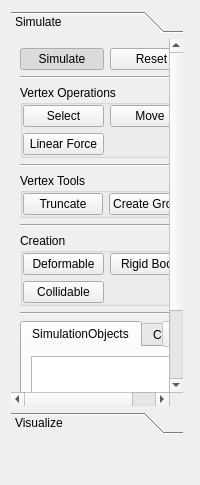
The window that src/simulation/ui/SimulationUIWidget.ui (danielroth1/CAE) describes before a commit, drawn with Qt 5.
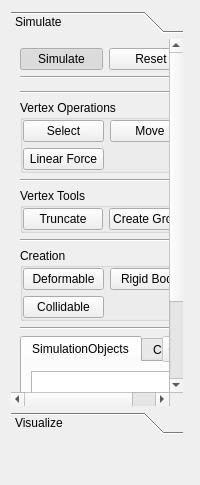
The same window after the commit. The open tabs and pages were chosen to show the change. Custom widgets are drawn as their Qt base class.

Commit message:
adds a UI tool of changing class members
* MemberAccessors provide a way of accessing members in different ways
  -> directly in memory, by a getter that returns a memory address, or by getter and setter
* QtMembersWidget can add different qt widgets to adapt members, depending on the type of the member (e.g. check boxes for bools)
* to see how to use them, see SimulationUIControl

Diff of the .ui file:
```diff
--- a/src/simulation/ui/SimulationUIWidget.ui
+++ b/src/simulation/ui/SimulationUIWidget.ui
@@ -47,7 +47,7 @@
         <x>0</x>
         <y>0</y>
         <width>194</width>
-        <height>479</height>
+        <height>494</height>
        </rect>
       </property>
       <attribute name="label">
@@ -81,7 +81,84 @@
           <property name="bottomMargin">
            <number>9</number>
           </property>
-          <item row="1" column="0" colspan="2">
+          <item row="10" column="0" colspan="2">
+           <widget class="QTabWidget" name="tabWidget">
+            <property name="currentIndex">
+             <number>0</number>
+            </property>
+            <widget class="QWidget" name="mTabSimulationObjects">
+             <attribute name="title">
+              <string>SimulationObjects</string>
+             </attribute>
+             <layout class="QGridLayout" name="gridLayout_7">
+              <item row="0" column="0">
+               <widget class="QWidget" name="widget" native="true">
+                <layout class="QGridLayout" name="gridLayout_2">
+                 <property name="leftMargin">
+                  <number>0</number>
+                 </property>
+                 <property name="topMargin">
+                  <number>0</number>
+                 </property>
+                 <property name="rightMargin">
+                  <number>0</number>
+                 </property>
+                 <property name="bottomMargin">
+                  <number>0</number>
+                 </property>
+                 <item row="3" column="0">
+                  <widget class="QPushButton" name="mRemoveSimulationObject">
+                   <property name="text">
+                    <string>Remove</string>
+                   </property>
+                  </widget>
+                 </item>
+                 <item row="2" column="0">
+                  <widget class="QListWidget" name="mListWidgetSimulationObjects"/>
+                 </item>
+                </layout>
+               </widget>
+              </item>
+             </layout>
+            </widget>
+            <widget class="QWidget" name="mTabConstraints">
+             <attribute name="title">
+              <string>Constraints</string>
+             </attribute>
+             <layout class="QGridLayout" name="gridLayout_8">
+              <item row="0" column="0">
+               <widget class="QWidget" name="widget_2" native="true">
+                <layout class="QGridLayout" name="gridLayout_6">
+                 <property name="leftMargin">
+                  <number>0</number>
+                 </property>
+                 <property name="topMargin">
+                  <number>0</number>
+                 </property>
+                 <property name="rightMargin">
+                  <number>0</number>
+                 </property>
+                 <property name="bottomMargin">
+                  <number>0</number>
+                 </property>
+                 <item row="1" column="0">
+                  <widget class="QPushButton" name="mPushButtonRemoveConstraint">
+                   <property name="text">
+                    <string>Remove</string>
+                   </property>
+                  </widget>
+                 </item>
+                 <item row="0" column="0">
+                  <widget class="QListWidget" name="mListWidgetConstraints"/>
+                 </item>
+                </layout>
+               </widget>
+              </item>
+             </layout>
+            </widget>
+           </widget>
+          </item>
+          <item row="3" column="0" colspan="2">
            <widget class="Line" name="line_5">
             <property name="orientation">
              <enum>Qt::Horizontal</enum>
@@ -102,6 +179,48 @@
            </widget>
           </item>
           <item row="6" column="0" colspan="2">
+           <widget class="QGroupBox" name="mToolsGroupBox">
+            <property name="title">
+             <string>Vertex Tools</string>
+            </property>
+            <layout class="QGridLayout" name="gridLayout_3">
+             <property name="leftMargin">
+              <number>0</number>
+             </property>
+             <property name="topMargin">
+              <number>0</number>
+             </property>
+             <property name="rightMargin">
+              <number>0</number>
+             </property>
+             <property name="bottomMargin">
+              <number>0</number>
+             </property>
+             <item row="0" column="1">
+              <widget class="QPushButton" name="mButtonCreateVertexGroup">
+               <property name="text">
+                <string>Create Group</string>
+               </property>
+              </widget>
+             </item>
+             <item row="0" column="0">
+              <widget class="QPushButton" name="mButtonTruncate">
+               <property name="text">
+                <string>Truncate</string>
+               </property>
+              </widget>
+             </item>
+            </layout>
+           </widget>
+          </item>
+          <item row="7" column="0" colspan="2">
+           <widget class="Line" name="line">
+            <property name="orientation">
+             <enum>Qt::Horizontal</enum>
+            </property>
+           </widget>
+          </item>
+          <item row="8" column="0" colspan="2">
            <widget class="QGroupBox" name="groupBox">
             <property name="title">
              <string>Creation</string>
@@ -143,7 +262,38 @@
             </layout>
            </widget>
           </item>
+          <item row="0" column="1">
+           <widget class="QPushButton" name="pushButton_3">
+            <property name="text">
+             <string>Reset</string>
+            </property>
+           </widget>
+          </item>
+          <item row="5" column="0" colspan="2">
+           <widget class="Line" name="line_3">
+            <property name="orientation">
+             <enum>Qt::Horizontal</enum>
+            </property>
+           </widget>
+          </item>
+          <item row="11" column="0" colspan="2">
+           <widget class="Line" name="line_4">
+            <property name="orientation">
+             <enum>Qt::Horizontal</enum>
+            </property>
+           </widget>
+          </item>
           <item row="2" column="0" colspan="2">
+           <widget class="QtMembersWidget" name="mMembersWidget" native="true"/>
+          </item>
+          <item row="9" column="0" colspan="2">
+           <widget class="Line" name="line_2">
+            <property name="orientation">
+             <enum>Qt::Horizontal</enum>
+            </property>
+           </widget>
+          </item>
+          <item row="4" column="0" colspan="2">
            <widget class="QGroupBox" name="groupBox_2">
             <property name="title">
              <string>Vertex Operations</string>
@@ -194,148 +344,8 @@
             </layout>
            </widget>
           </item>
-          <item row="0" column="1">
-           <widget class="QPushButton" name="pushButton_3">
-            <property name="text">
-             <string>Reset</string>
-            </property>
-           </widget>
-          </item>
-          <item row="3" column="0" colspan="2">
-           <widget class="Line" name="line_3">
-            <property name="orientation">
-             <enum>Qt::Horizontal</enum>
-            </property>
-           </widget>
-          </item>
-          <item row="7" column="0" colspan="2">
-           <widget class="Line" name="line_2">
-            <property name="orientation">
-             <enum>Qt::Horizontal</enum>
-            </property>
-           </widget>
-          </item>
-          <item row="4" column="0" colspan="2">
-           <widget class="QGroupBox" name="mToolsGroupBox">
-            <property name="title">
-             <string>Vertex Tools</string>
-            </property>
-            <layout class="QGridLayout" name="gridLayout_3">
-             <property name="leftMargin">
-              <number>0</number>
-             </property>
-             <property name="topMargin">
-              <number>0</number>
-             </property>
-             <property name="rightMargin">
-              <number>0</number>
-             </property>
-             <property name="bottomMargin">
-              <number>0</number>
-             </property>
-             <item row="0" column="1">
-              <widget class="QPushButton" name="mButtonCreateVertexGroup">
-               <property name="text">
-                <string>Create Group</string>
-               </property>
-              </widget>
-             </item>
-             <item row="0" column="0">
-              <widget class="QPushButton" name="mButtonTruncate">
-               <property name="text">
-                <string>Truncate</string>
-               </property>
-              </widget>
-             </item>
-            </layout>
-           </widget>
-          </item>
-          <item row="5" column="0" colspan="2">
-           <widget class="Line" name="line">
-            <property name="orientation">
-             <enum>Qt::Horizontal</enum>
-            </property>
-           </widget>
-          </item>
-          <item row="8" column="0" colspan="2">
-           <widget class="QTabWidget" name="tabWidget">
-            <property name="currentIndex">
-             <number>0</number>
-            </property>
-            <widget class="QWidget" name="mTabSimulationObjects">
-             <attribute name="title">
-              <string>SimulationObjects</string>
-             </attribute>
-             <layout class="QGridLayout" name="gridLayout_7">
-              <item row="0" column="0">
-               <widget class="QWidget" name="widget" native="true">
-                <layout class="QGridLayout" name="gridLayout_2">
-                 <property name="leftMargin">
-                  <number>0</number>
-                 </property>
-                 <property name="topMargin">
-                  <number>0</number>
-                 </property>
-                 <property name="rightMargin">
-                  <number>0</number>
-                 </property>
-                 <property name="bottomMargin">
-                  <number>0</number>
-                 </property>
-                 <item row="3" column="0">
-                  <widget class="QPushButton" name="mRemoveSimulationObject">
-                   <property name="text">
-                    <string>Remove</string>
-                   </property>
-                  </widget>
-                 </item>
-                 <item row="2" column="0">
-                  <widget class="QListWidget" name="mListWidgetSimulationObjects"/>
-                 </item>
-                </layout>
-               </widget>
-              </item>
-             </layout>
-            </widget>
-            <widget class="QWidget" name="mTabConstraints">
-             <attribute name="title">
-              <string>Constraints</string>
-             </attribute>
-             <layout class="QGridLayout" name="gridLayout_8">
-              <item row="0" column="0">
-               <widget class="QWidget" name="widget_2" native="true">
-                <layout class="QGridLayout" name="gridLayout_6">
-                 <property name="leftMargin">
-                  <number>0</number>
-                 </property>
-                 <property name="topMargin">
-                  <number>0</number>
-                 </property>
-                 <property name="rightMargin">
-                  <number>0</number>
-                 </property>
-                 <property name="bottomMargin">
-                  <number>0</number>
-                 </property>
-                 <item row="1" column="0">
-                  <widget class="QPushButton" name="mPushButtonRemoveConstraint">
-                   <property name="text">
-                    <string>Remove</string>
-                   </property>
-                  </widget>
-                 </item>
-                 <item row="0" column="0">
-                  <widget class="QListWidget" name="mListWidgetConstraints"/>
-                 </item>
-                </layout>
-               </widget>
-              </item>
-             </layout>
-            </widget>
-           </widget>
-          </item>
-          <item row="9" column="0" colspan="2">
-           <widget class="Line" name="line_4">
+          <item row="1" column="0" colspan="2">
+           <widget class="Line" name="line_6">
             <property name="orientation">
              <enum>Qt::Horizontal</enum>
             </property>
@@ -510,6 +520,14 @@
    </item>
   </layout>
  </widget>
+ <customwidgets>
+  <customwidget>
+   <class>QtMembersWidget</class>
+   <extends>QWidget</extends>
+   <header>ui/qt/QtMembersWidget.h</header>
+   <container>1</container>
+  </customwidget>
+ </customwidgets>
  <resources/>
  <connections/>
 </ui>
```
Left out of the diff: 2 changed lines with no effect on the pictures. The commit also changes 32 other files.
